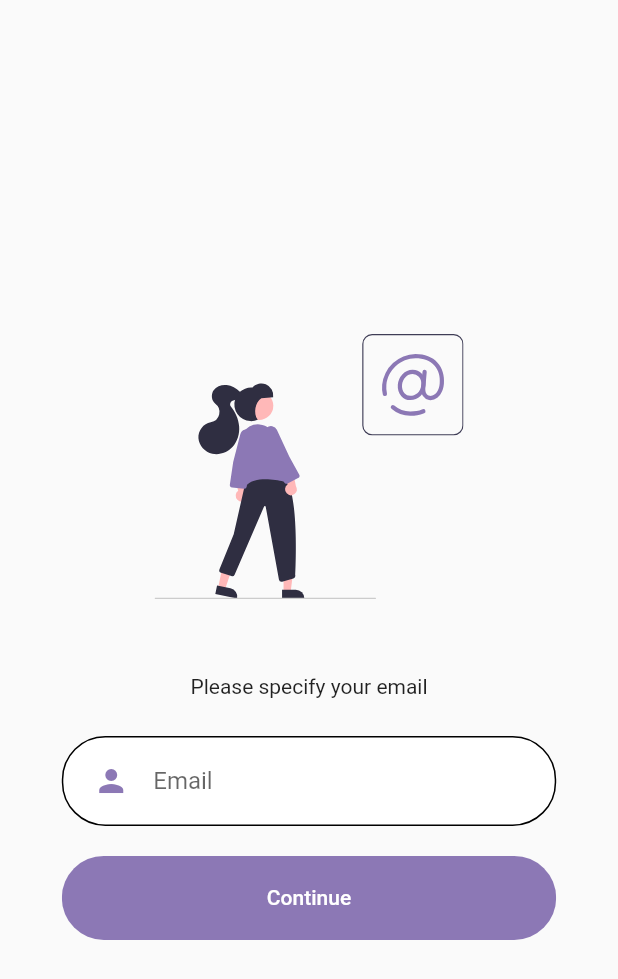
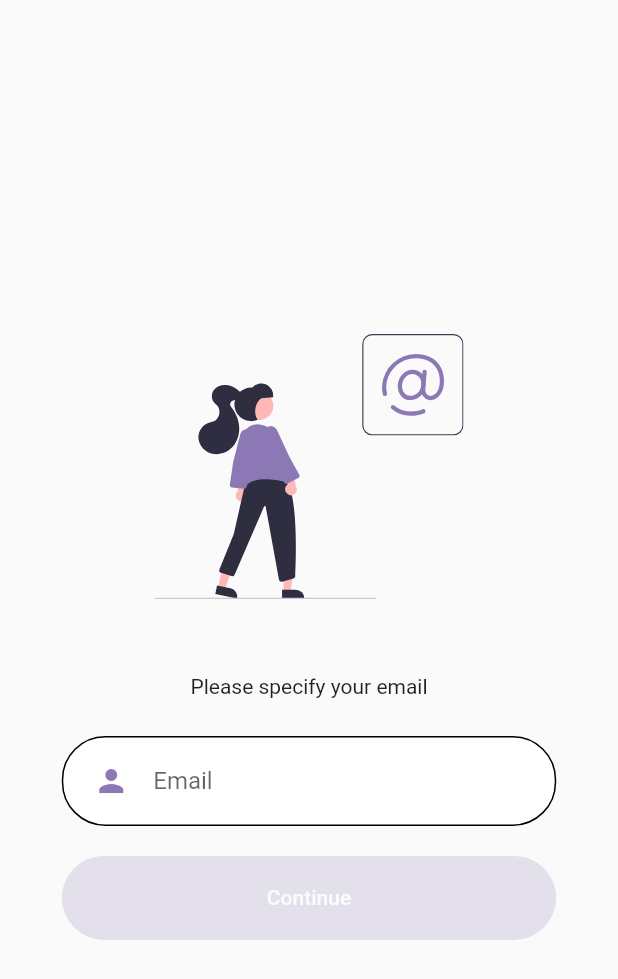
Before and after one commit to vocascan/vocascan-mobile, a Flutter app: the SelectEmailPage screen opened directly with empty values, after a tap on "Continue", on a phone screen of 412 x 824 dp. Shown: the top 979 px of the screen. Run offline on Flutter 3.47's test engine with Material 2 defaults, Android fonts, the phone set to English and light mode, and no system bars; our stand-ins replace flutter_svg.

Commit message:
email button is now disabled if email is in wrong format

```diff
--- a/lib/pages/auth/registration/select_email_page.dart
+++ b/lib/pages/auth/registration/select_email_page.dart
@@ -5,11 +5,18 @@ import 'package:vocascan_mobile/pages/widgets/rounded_button.dart';
 import 'package:vocascan_mobile/pages/widgets/rounded_input_field.dart';
 import 'package:vocascan_mobile/pages/widgets/text_field_container.dart';
 
-class SelectEmailPage extends StatelessWidget{
+class SelectEmailPage extends StatefulWidget{
   final PageController controller;
   SelectEmailPage({required this.controller});
 
+  @override
+  _SelectEmailPageState createState() => _SelectEmailPageState();
+}
+
+class _SelectEmailPageState extends State<SelectEmailPage> {
   final TextEditingController _mailController = new TextEditingController();
+
+  bool _isButtonDisabled = true;
 
   @override
   Widget build(BuildContext context) {
@@ -28,11 +35,14 @@ class SelectEmailPage extends StatelessWidget{
                 textAlign: TextAlign.center,),
               decoration: BoxDecoration(),
             ),
-            RoundedInputField(controller: _mailController, hintText: "Email", onChanged: (String value) {
-
+            RoundedInputField(controller: _mailController, hintText: "Email", onChanged: (String email) {
+              setState(() {
+                String emailPattern = r"^[a-zA-Z0-9.a-zA-Z0-9.!#$%&'*+-/=?^_`{|}~]+@[a-zA-Z0-9]+\.[a-zA-Z]+";
+                _isButtonDisabled = !RegExp(emailPattern).hasMatch(email);
+              });
             },),
-            RoundedButton(text: "Continue", press: (){
-              controller.animateToPage(controller.page!.toInt() + 1,
+            RoundedButton(text: "Continue", disabled: _isButtonDisabled, press: (){
+              return _isButtonDisabled ? null : widget.controller.animateToPage(widget.controller.page!.toInt() + 1,
                   duration: Duration(milliseconds: 400),
                   curve: Curves.easeIn
               );
@@ -42,5 +52,4 @@ class SelectEmailPage extends StatelessWidget{
       ))
     );
   }
-
 }
```
